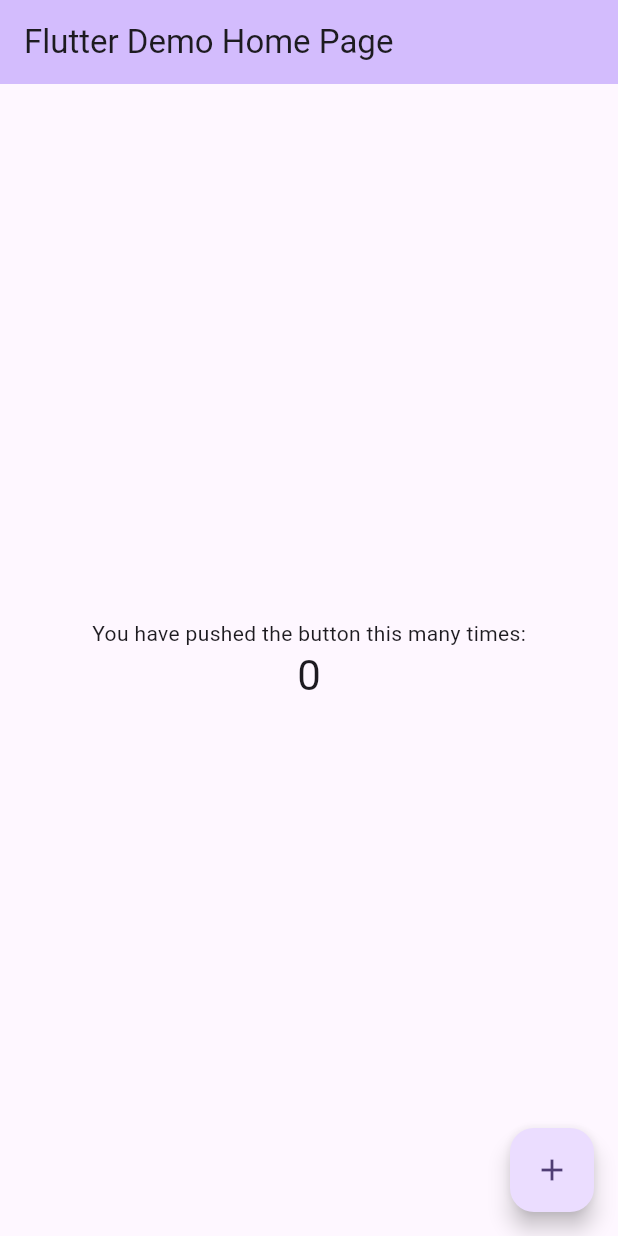
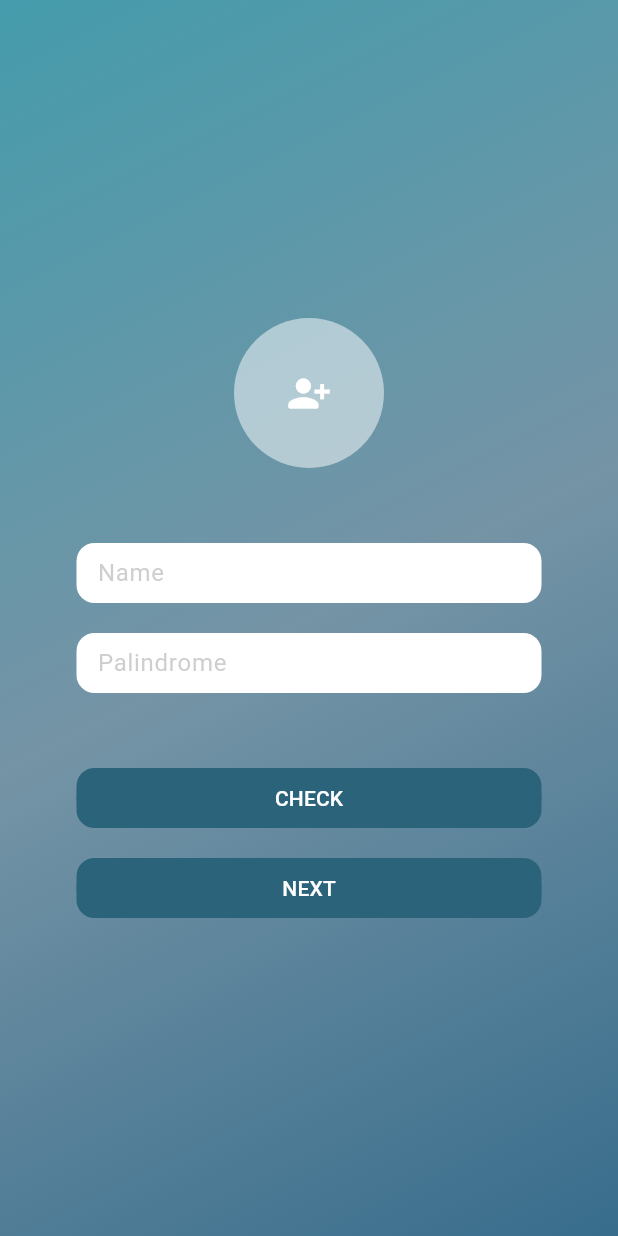
Before and after one commit to itsMallix/StMda_test, a Flutter app: the screen it shows after launch, on a phone screen of 412 x 824 dp. Run offline on Flutter 3.47's test engine with Material 3 defaults, Android fonts, the phone set to English and light mode, and no system bars.

Commit message:
done : first screen

```diff
--- /dev/null
+++ b/lib/components/theme_colors..dart
@@ -0,0 +1,17 @@
+import 'package:flutter/material.dart';
+
+class ColorSystem {
+  ColorSystem._();
+  static const Color color_white = Color(0xffffffff);
+  static const Color color_button = Color(0xff2B637B);
+
+  static const LinearGradient gradient_background = LinearGradient(
+    colors: [
+      Color(0xff459cac),
+      Color(0xff7594a6),
+      Color(0xff386d8c),
+    ],
+    begin: Alignment.topLeft,
+    end: Alignment.bottomRight,
+  );
+}
--- a/lib/main.dart
+++ b/lib/main.dart
@@ -1,4 +1,5 @@
 import 'package:flutter/material.dart';
+import 'package:suitmedia_test/views/view_first_screen.dart';
 
 void main() {
   runApp(const MyApp());
@@ -13,113 +14,10 @@ class MyApp extends StatelessWidget {
     return MaterialApp(
       title: 'Flutter Demo',
       theme: ThemeData(
-        // This is the theme of your application.
-        //
-        // TRY THIS: Try running your application with "flutter run". You'll see
-        // the application has a blue toolbar. Then, without quitting the app,
-        // try changing the seedColor in the colorScheme below to Colors.green
-        // and then invoke "hot reload" (save your changes or press the "hot
-        // reload" button in a Flutter-supported IDE, or press "r" if you used
-        // the command line to start the app).
-        //
-        // Notice that the counter didn't reset back to zero; the application
-        // state is not lost during the reload. To reset the state, use hot
-        // restart instead.
-        //
-        // This works for code too, not just values: Most code changes can be
-        // tested with just a hot reload.
         colorScheme: ColorScheme.fromSeed(seedColor: Colors.deepPurple),
         useMaterial3: true,
       ),
-      home: const MyHomePage(title: 'Flutter Demo Home Page'),
+      home: const FirstScreen(),
     );
   }
 }
-
-class MyHomePage extends StatefulWidget {
-  const MyHomePage({super.key, required this.title});
-
-  // This widget is the home page of your application. It is stateful, meaning
-  // that it has a State object (defined below) that contains fields that affect
-  // how it looks.
-
-  // This class is the configuration for the state. It holds the values (in this
-  // case the title) provided by the parent (in this case the App widget) and
-  // used by the build method of the State. Fields in a Widget subclass are
-  // always marked "final".
-
-  final String title;
-
-  @override
-  State<MyHomePage> createState() => _MyHomePageState();
-}
-
-class _MyHomePageState extends State<MyHomePage> {
-  int _counter = 0;
-
-  void _incrementCounter() {
-    setState(() {
-      // This call to setState tells the Flutter framework that something has
-      // changed in this State, which causes it to rerun the build method below
-      // so that the display can reflect the updated values. If we changed
-      // _counter without calling setState(), then the build method would not be
-      // called again, and so nothing would appear to happen.
-      _counter++;
-    });
-  }
-
-  @override
-  Widget build(BuildContext context) {
-    // This method is rerun every time setState is called, for instance as done
-    // by the _incrementCounter method above.
-    //
-    // The Flutter framework has been optimized to make rerunning build methods
-    // fast, so that you can just rebuild anything that needs updating rather
-    // than having to individually change instances of widgets.
-    return Scaffold(
-      appBar: AppBar(
-        // TRY THIS: Try changing the color here to a specific color (to
-        // Colors.amber, perhaps?) and trigger a hot reload to see the AppBar
-        // change color while the other colors stay the same.
-        backgroundColor: Theme.of(context).colorScheme.inversePrimary,
-        // Here we take the value from the MyHomePage object that was created by
-        // the App.build method, and use it to set our appbar title.
-        title: Text(widget.title),
-      ),
-      body: Center(
-        // Center is a layout widget. It takes a single child and positions it
-        // in the middle of the parent.
-        child: Column(
-          // Column is also a layout widget. It takes a list of children and
-          // arranges them vertically. By default, it sizes itself to fit its
-          // children horizontally, and tries to be as tall as its parent.
-          //
-          // Column has various properties to control how it sizes itself and
-          // how it positions its children. Here we use mainAxisAlignment to
-          // center the children vertically; the main axis here is the vertical
-          // axis because Columns are vertical (the cross axis would be
-          // horizontal).
-          //
-          // TRY THIS: Invoke "debug painting" (choose the "Toggle Debug Paint"
-          // action in the IDE, or press "p" in the console), to see the
-          // wireframe for each widget.
-          mainAxisAlignment: MainAxisAlignment.center,
-          children: <Widget>[
-            const Text(
-              'You have pushed the button this many times:',
-            ),
-            Text(
-              '$_counter',
-              style: Theme.of(context).textTheme.headlineMedium,
-            ),
-          ],
-        ),
-      ),
-      floatingActionButton: FloatingActionButton(
-        onPressed: _incrementCounter,
-        tooltip: 'Increment',
-        child: const Icon(Icons.add),
-      ), // This trailing comma makes auto-formatting nicer for build methods.
-    );
-  }
-}
--- /dev/null
+++ b/lib/views/view_first_screen.dart
@@ -0,0 +1,182 @@
+import 'package:flutter/material.dart';
+import 'package:suitmedia_test/components/theme_colors..dart';
+import 'package:suitmedia_test/views/view_second_screen.dart';
+
+class FirstScreen extends StatefulWidget {
+  const FirstScreen({super.key});
+
+  @override
+  State<FirstScreen> createState() => _FirstScreenState();
+}
+
+class _FirstScreenState extends State<FirstScreen> {
+  TextEditingController nameController = TextEditingController();
+  TextEditingController palindromController = TextEditingController();
+
+  String reverseString(String input) {
+    return input.split('').reversed.join('');
+  }
+
+  bool isPalindrome(String input) {
+    String reversed = reverseString(input);
+    return input == reversed;
+  }
+
+  @override
+  void dispose() {
+    nameController.dispose();
+    palindromController.dispose();
+    super.dispose();
+  }
+
+  @override
+  Widget build(BuildContext context) {
+    return Scaffold(
+      body: Container(
+        decoration: const BoxDecoration(
+          gradient: ColorSystem.gradient_background,
+        ),
+        child: Padding(
+          padding: const EdgeInsets.symmetric(horizontal: 24.0),
+          child: Center(
+            child: Column(
+              mainAxisAlignment: MainAxisAlignment.center,
+              crossAxisAlignment: CrossAxisAlignment.center,
+              children: [
+                CircleAvatar(
+                  radius: 50,
+                  backgroundColor: Colors.white.withOpacity(0.5),
+                  child: const Icon(
+                    Icons.person_add_alt_1_rounded,
+                    color: Colors.white,
+                    size: 30,
+                  ),
+                ),
+                const SizedBox(height: 50),
+                SizedBox(
+                  height: 40,
+                  width: 310,
+                  child: TextField(
+                    controller: nameController,
+                    cursorColor: Colors.cyan,
+                    decoration: InputDecoration(
+                      border: OutlineInputBorder(
+                        borderRadius: BorderRadius.circular(12.0),
+                        borderSide: BorderSide.none,
+                      ),
+                      contentPadding: const EdgeInsets.only(top: 5, left: 10),
+                      hintText: 'Name',
+                      hintStyle: TextStyle(
+                        color: Colors.grey.withOpacity(0.5),
+                      ),
+                      filled: true,
+                      fillColor: Colors.white,
+                    ),
+                  ),
+                ),
+                const SizedBox(height: 20),
+                SizedBox(
+                  height: 40,
+                  width: 310,
+                  child: TextField(
+                    controller: palindromController,
+                    cursorColor: Colors.cyan,
+                    decoration: InputDecoration(
+                      border: OutlineInputBorder(
+                        borderRadius: BorderRadius.circular(12.0),
+                        borderSide: BorderSide.none,
+                      ),
+                      contentPadding: const EdgeInsets.only(top: 5, left: 10),
+                      hintText: 'Palindrome',
+                      hintStyle: TextStyle(
+                        color: Colors.grey.withOpacity(0.5),
+                      ),
+                      filled: true,
+                      fillColor: ColorSystem.color_white,
+                    ),
+                  ),
+                ),
+                const SizedBox(height: 50),
+                Container(
+                  height: 40,
+                  width: 310,
+                  decoration: BoxDecoration(
+                    color: ColorSystem.color_button,
+                    borderRadius: BorderRadius.circular(12.0),
+                  ),
+                  child: ElevatedButton(
+                    style: ElevatedButton.styleFrom(
+                      backgroundColor: ColorSystem.color_button,
+                      elevation: 0,
+                    ),
+                    onPressed: () {
+                      String inputText = palindromController.text;
+                      if (isPalindrome(inputText)) {
+                        ScaffoldMessenger.of(context).showSnackBar(
+                          SnackBar(
+                            content: Text('$inputText adalah palindrome'),
+                          ),
+                        );
+                      } else {
+                        ScaffoldMessenger.of(context).showSnackBar(
+                          SnackBar(
+                            content: Text('$inputText bukan palindrome.'),
+                          ),
+                        );
+                      }
+                    },
+                    child: const Text(
+                      'CHECK',
+                      style: TextStyle(
+                        color: ColorSystem.color_white,
+                      ),
+                    ),
+                  ),
+                ),
+                const SizedBox(height: 20),
+                Container(
+                  height: 40,
+                  width: 310,
+                  decoration: BoxDecoration(
+                    color: ColorSystem.color_button,
+                    borderRadius: BorderRadius.circular(12.0),
+                  ),
+                  child: ElevatedButton(
+                    style: ElevatedButton.styleFrom(
+                      backgroundColor: ColorSystem.color_button,
+                      elevation: 0,
+                    ),
+                    onPressed: () {
+                      if (nameController.text.isEmpty) {
+                        ScaffoldMessenger.of(context).showSnackBar(
+                          const SnackBar(
+                            content: Text('Nama Wajib Diisi'),
+                          ),
+                        );
+                        return;
+                      }
+                      Navigator.push(
+                        context,
+                        MaterialPageRoute(
+                          builder: (context) => SecondScreen(
+                            name: nameController.text,
+                          ),
+                        ),
+                      );
+                    },
+                    child: const Text(
+                      'NEXT',
+                      style: TextStyle(
+                        color: Colors.white,
+                      ),
+                    ),
+                  ),
+                ),
+              ],
+            ),
+          ),
+        ),
+      ),
+    );
+  }
+}
--- a/pubspec.yaml
+++ b/pubspec.yaml
@@ -59,9 +59,8 @@ flutter:
   uses-material-design: true
 
   # To add assets to your application, add an assets section, like this:
-  # assets:
-  #   - images/a_dot_burr.jpeg
-  #   - images/a_dot_ham.jpeg
+  assets:
+    - assets/images/
 
   # An image asset can refer to one or more resolution-specific "variants", see
   # https://flutter.dev/assets-and-images/#resolution-aware
```
Also changed, not shown: lib/components/theme_text.dart (added, +8 -0 lines), lib/views/view_second_screen.dart (added, +91 -0 lines), lib/views/view_third_screen.dart (added, +35 -0 lines), assets/images/bg.png (added), lib/services/service_reqres.dart (added).
